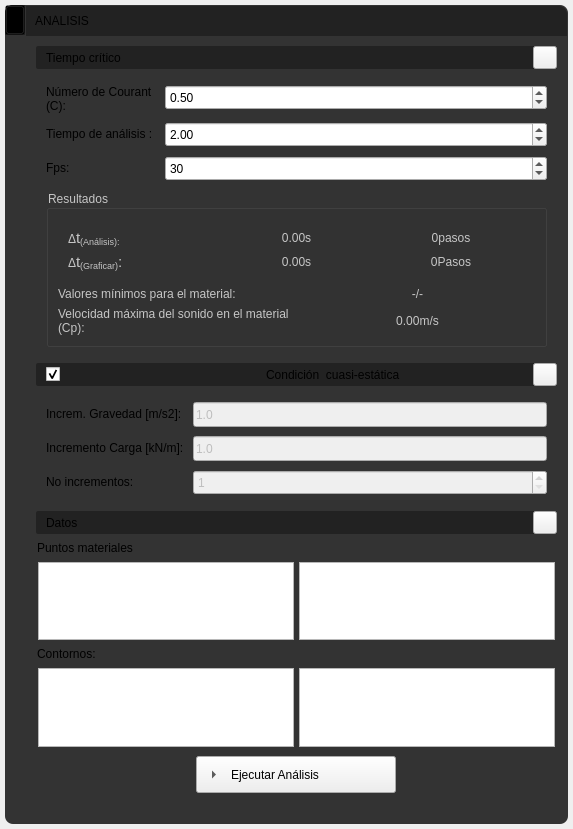
First picture: the form in app/ui/widget_draw_menu_execute.ui, repository edwinar13/MPM-UN, before the edit.
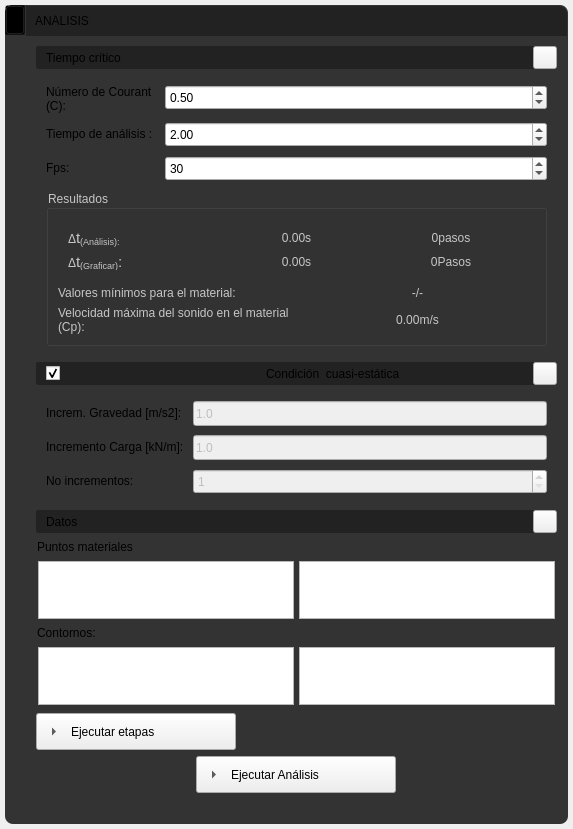
Second picture: the form after the edit. Icons and pictures are not drawn.

Commit message:
wip: sistema de etapas antes de cierre pre-validación
Respaldo del trabajo en curso (DialogStages, ETAPAS persistidas, handoff
entre etapas, dt por etapa) previo a la limpieza y ajustes del plan
pre-validación.

```diff
--- a/app/ui/widget_draw_menu_execute.ui
+++ b/app/ui/widget_draw_menu_execute.ui
@@ -1859,6 +1859,50 @@
               </layout>
              </widget>
             </item>
+            <item>
+             <widget class="QToolButton" name="toolButton_ExecuteStages">
+              <property name="minimumSize">
+               <size>
+                <width>180</width>
+                <height>0</height>
+               </size>
+              </property>
+              <property name="maximumSize">
+               <size>
+                <width>200</width>
+                <height>16777215</height>
+               </size>
+              </property>
+              <property name="text">
+               <string>Ejecutar etapas</string>
+              </property>
+              <property name="icon">
+               <iconset>
+                <normaloff>../resources/iconos/iconos_analisis/excute.svg</normaloff>../resources/iconos/iconos_analisis/excute.svg</iconset>
+              </property>
+              <property name="iconSize">
+               <size>
+                <width>30</width>
+                <height>30</height>
+               </size>
+              </property>
+              <property name="popupMode">
+               <enum>QToolButton::ToolButtonPopupMode::InstantPopup</enum>
+              </property>
+              <property name="toolButtonStyle">
+               <enum>Qt::ToolButtonStyle::ToolButtonTextBesideIcon</enum>
+              </property>
+              <property name="autoRaise">
+               <bool>false</bool>
+              </property>
+              <property name="arrowType">
+               <enum>Qt::ArrowType::RightArrow</enum>
+              </property>
+              <property name="QToolButtonStyle" stdset="0">
+               <number>9</number>
+              </property>
+             </widget>
+            </item>
             <item>
              <layout class="QVBoxLayout" name="verticalLayout_6"/>
             </item>
```
The commit also changes 19 other files.
